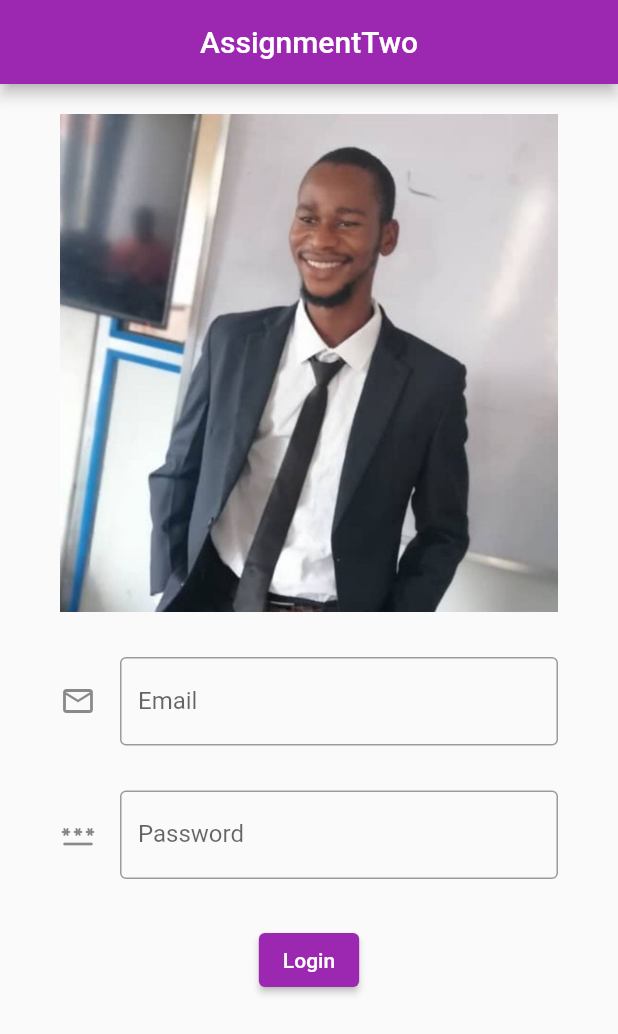
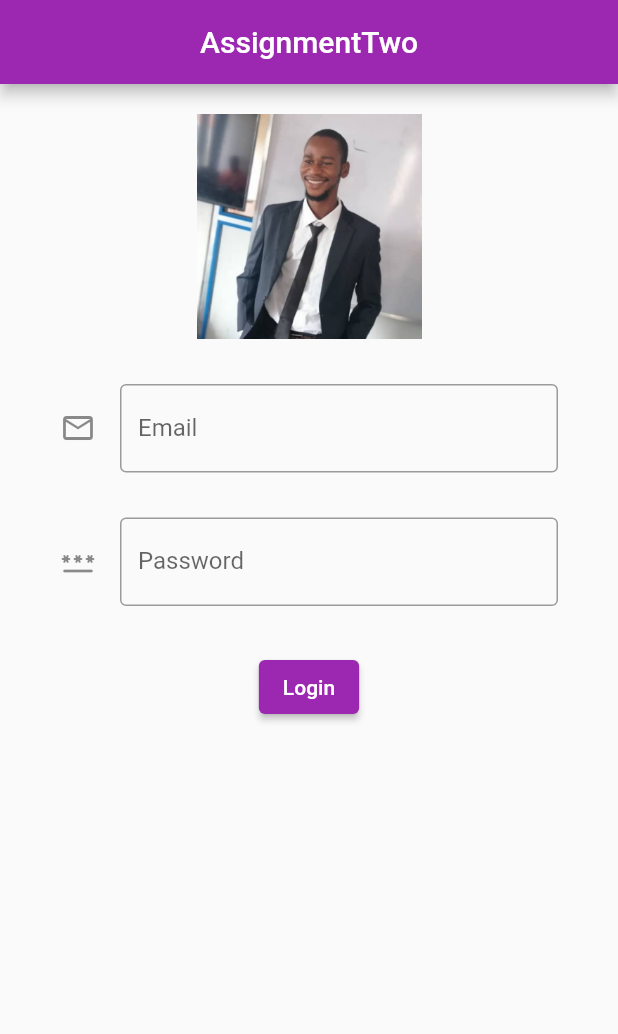
Before and after one commit to Akinyeleib/Pedek, a Flutter app: the screen it shows after launch, on a phone screen of 412 x 824 dp. Shown: the top 1034 px of the screen. Run offline on Flutter 3.47's test engine with Material 2 defaults, Android fonts, the phone set to English and light mode, and no system bars.

Commit message:
image container added

```diff
--- a/assignments/lib/files.dart
+++ b/assignments/lib/files.dart
@@ -38,7 +38,11 @@ class _AssignmentTwoState extends State<AssignmentTwo> {
               children: <Widget>[
                 Padding(
                   padding: my_padding,
-                  child: Image.asset('assets/images/akinyeleib.jpg'),
+                  child: Container(
+                    width: 150,
+                    height: 150,
+                    child: Image.asset('assets/images/akinyeleib.jpg'),
+                  ),
                 ),
                 Padding(
                   padding: my_padding,
```
